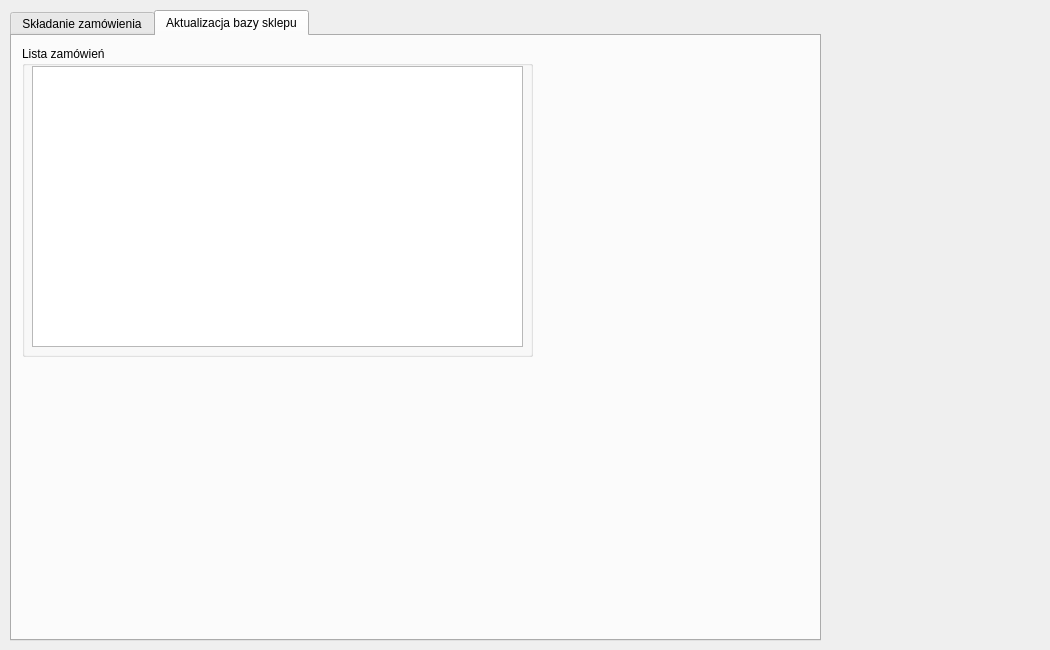
Qt form Sklep/magazynier.ui (pwltomaszek/projekt) before a commit.
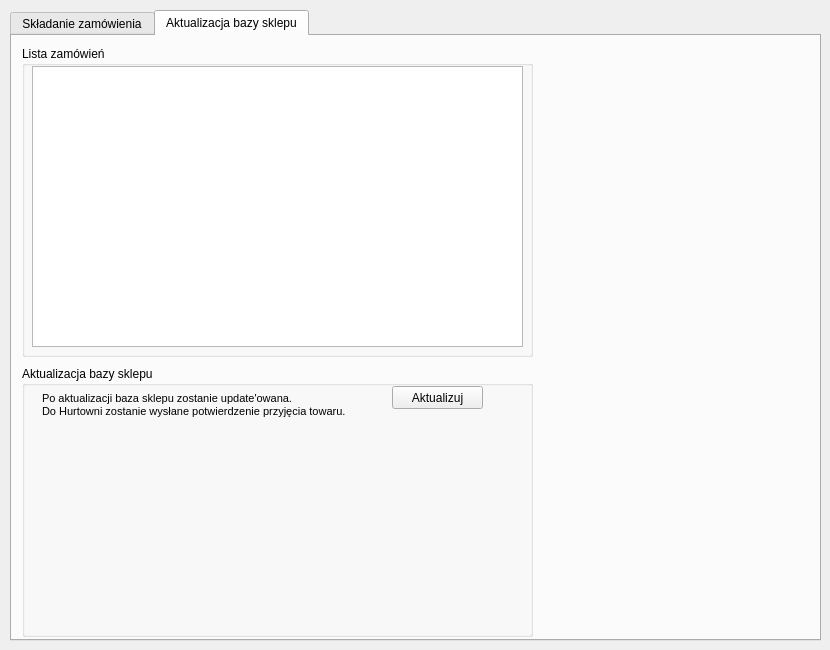
The same form after that commit. The open tabs and pages were chosen to show the change.

Patch:
```diff
--- a/Sklep/magazynier.ui
+++ b/Sklep/magazynier.ui
@@ -6,7 +6,7 @@
    <rect>
     <x>0</x>
     <y>0</y>
-    <width>1050</width>
+    <width>830</width>
     <height>650</height>
    </rect>
   </property>
@@ -821,6 +821,50 @@
       <string/>
      </property>
     </widget>
+    <widget class="QGroupBox" name="groupBox_5">
+     <property name="geometry">
+      <rect>
+       <x>10</x>
+       <y>330</y>
+       <width>511</width>
+       <height>271</height>
+      </rect>
+     </property>
+     <property name="title">
+      <string>Aktualizacja bazy sklepu</string>
+     </property>
+     <widget class="QPushButton" name="pushButton_2">
+      <property name="geometry">
+       <rect>
+        <x>370</x>
+        <y>20</y>
+        <width>91</width>
+        <height>23</height>
+       </rect>
+      </property>
+      <property name="text">
+       <string>Aktualizuj</string>
+      </property>
+     </widget>
+     <widget class="QLabel" name="label_8">
+      <property name="geometry">
+       <rect>
+        <x>20</x>
+        <y>20</y>
+        <width>321</width>
+        <height>51</height>
+       </rect>
+      </property>
+      <property name="text">
+       <string>&lt;!DOCTYPE HTML PUBLIC &quot;-//W3C//DTD HTML 4.0//EN&quot; &quot;http://www.w3.org/TR/REC-html40/strict.dtd&quot;&gt;
+&lt;html&gt;&lt;head&gt;&lt;meta name=&quot;qrichtext&quot; content=&quot;1&quot; /&gt;&lt;style type=&quot;text/css&quot;&gt;
+p, li { white-space: pre-wrap; }
+&lt;/style&gt;&lt;/head&gt;&lt;body style=&quot; font-family:'MS Shell Dlg 2'; font-size:8.25pt; font-weight:400; font-style:normal;&quot;&gt;
+&lt;p style=&quot; margin-top:0px; margin-bottom:0px; margin-left:0px; margin-right:0px; -qt-block-indent:0; text-indent:0px;&quot;&gt;Po aktualizacji baza sklepu zostanie update'owana.&lt;br /&gt;Do Hurtowni zostanie wysłane potwierdzenie przyjęcia towaru.&lt;/p&gt;
+&lt;p style=&quot;-qt-paragraph-type:empty; margin-top:0px; margin-bottom:0px; margin-left:0px; margin-right:0px; -qt-block-indent:0; text-indent:0px;&quot;&gt;&lt;/p&gt;&lt;/body&gt;&lt;/html&gt;</string>
+      </property>
+     </widget>
+    </widget>
    </widget>
   </widget>
  </widget>
```
